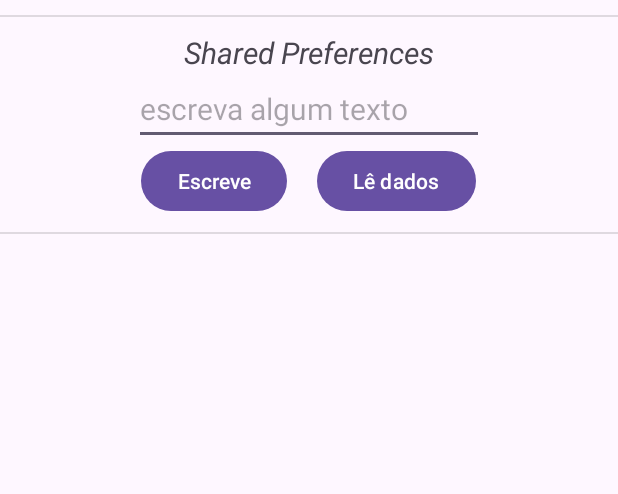
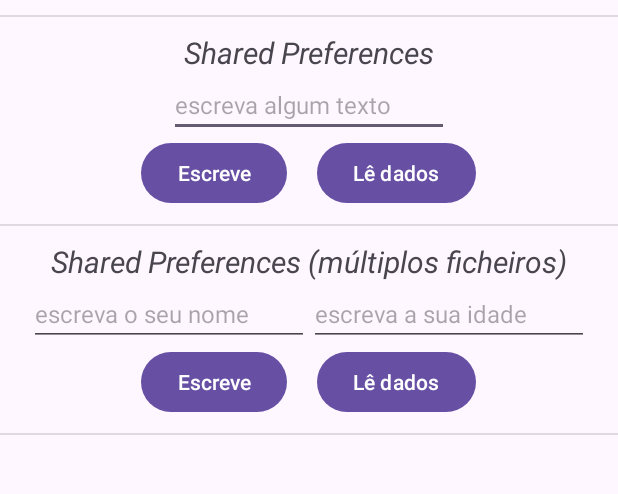
Before and after one commit to IPT-MEI-DAMA-2024-2025/storage, an Android app: the screen it shows after launch (MainActivity), on a phone screen of 412 x 824 dp, the part 61-555 px from its top. Run offline under Robolectric (Android 15) with nearby library versions, the phone set to English and light mode, and no system bars.

Commit message:
Shared Preferences, com multiplos 'ficheiros'

```diff
--- a/app/src/main/res/layout/activity_main.xml
+++ b/app/src/main/res/layout/activity_main.xml
@@ -10,11 +10,10 @@
     <TextView
         android:layout_width="wrap_content"
         android:layout_height="wrap_content"
+        android:layout_gravity="center"
         android:text="@string/label_cabecalho"
-        android:layout_gravity="center"
-        android:textStyle="bold|italic"
         android:textSize="30sp"
-        />
+        android:textStyle="bold|italic" />
 
     <!-- Tarefa 1 -->
     <LinearLayout style="@style/contentor_geral">
@@ -22,28 +21,71 @@
         <View style="@style/linha_separacao" />
 
         <TextView
-            android:text="@string/shared_preferences"
-            style="@style/titulo_seccao" />
+            style="@style/titulo_seccao"
+            android:text="@string/shared_preferences" />
 
         <EditText
             android:id="@+id/editText1"
+            style="@style/editText"
             android:hint="@string/sharedPrefencesEditText"
             android:inputType="text"
-            android:text=""
-            style="@style/editText" />
+            android:text="" />
 
-        <LinearLayout style="@style/contentor_botoes">
+        <LinearLayout style="@style/contentor_horizontal">
+
             <Button
                 android:id="@+id/btWrite1"
-                android:text="@string/btWrite"
+                style="@style/button"
                 android:layout_marginRight="10dp"
-                style="@style/button" />
+                android:text="@string/btWrite" />
+
             <Button
                 android:id="@+id/btRead1"
                 style="@style/button"
-                android:text="@string/btRead"
                 android:layout_marginLeft="10dp"
-                />
+                android:text="@string/btRead" />
+        </LinearLayout>
+    </LinearLayout>
+
+    <!-- Tarefa 2 -->
+    <LinearLayout style="@style/contentor_geral">
+
+        <View style="@style/linha_separacao" />
+
+        <TextView
+            style="@style/titulo_seccao"
+            android:text="@string/shared_preferencesMultiFich" />
+
+        <LinearLayout style="@style/contentor_horizontal">
+
+            <EditText
+                android:id="@+id/editText2a"
+                style="@style/editText"
+                android:hint="@string/sharedPreferencesNome"
+                android:inputType="text"
+                android:text="" />
+
+            <EditText
+                android:id="@+id/editText2b"
+                style="@style/editText"
+                android:hint="@string/sharedPreferencesIdade"
+                android:inputType="number"
+                android:text="" />
+        </LinearLayout>
+
+        <LinearLayout style="@style/contentor_horizontal">
+
+            <Button
+                android:id="@+id/btWrite2"
+                style="@style/button"
+                android:layout_marginRight="10dp"
+                android:text="@string/btWrite" />
+
+            <Button
+                android:id="@+id/btRead2"
+                style="@style/button"
+                android:layout_marginLeft="10dp"
+                android:text="@string/btRead" />
         </LinearLayout>
     </LinearLayout>
 
--- a/app/src/main/res/values/strings.xml
+++ b/app/src/main/res/values/strings.xml
@@ -2,7 +2,10 @@
     <string name="app_name">Armazenamento de dados</string>
     <string name="label_cabecalho">Armazenamento de dados</string>
     <string name="shared_preferences">Shared Preferences</string>
+    <string name="shared_preferencesMultiFich">Shared Preferences (múltiplos ficheiros)</string>
     <string name="sharedPrefencesEditText">escreva algum texto</string>
+    <string name="sharedPreferencesNome">escreva o seu nome</string>
+    <string name="sharedPreferencesIdade">escreva a sua idade</string>
     <string name="btWrite">Escreve</string>
     <string name="btRead">Lê dados</string>
     <string name="dados_guardados">Dados guardados</string>
--- a/app/src/main/res/values/styles.xml
+++ b/app/src/main/res/values/styles.xml
@@ -15,7 +15,7 @@
         <item name="android:layout_height">wrap_content</item>
         <item name="android:layout_gravity">center</item>
         <item name="android:ems">10</item>
-        <item name="android:textSize">20sp</item>
+        <item name="android:textSize">16sp</item>
     </style>
 
     <style name="button">
@@ -23,7 +23,7 @@
         <item name="android:layout_height">wrap_content</item>
     </style>
 
-    <style name="contentor_botoes">
+    <style name="contentor_horizontal">
         <item name="android:layout_width">wrap_content</item>
         <item name="android:layout_height">wrap_content</item>
         <item name="android:layout_gravity">center</item>
```
Also changed, not shown: app/src/main/java/pt/ipt/dama/storage/MainActivity.kt (+72 -10 lines).
